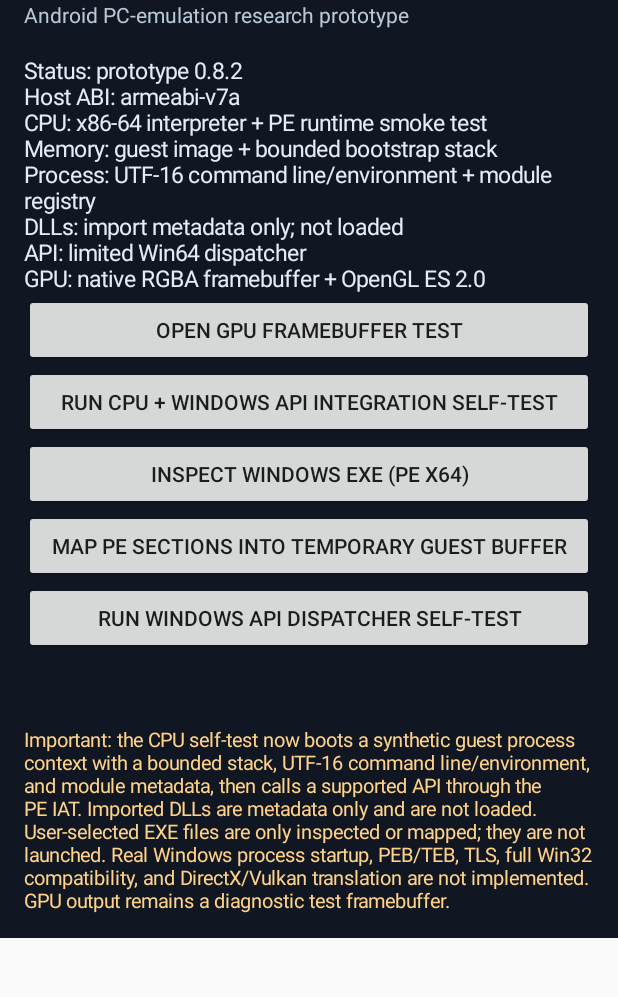
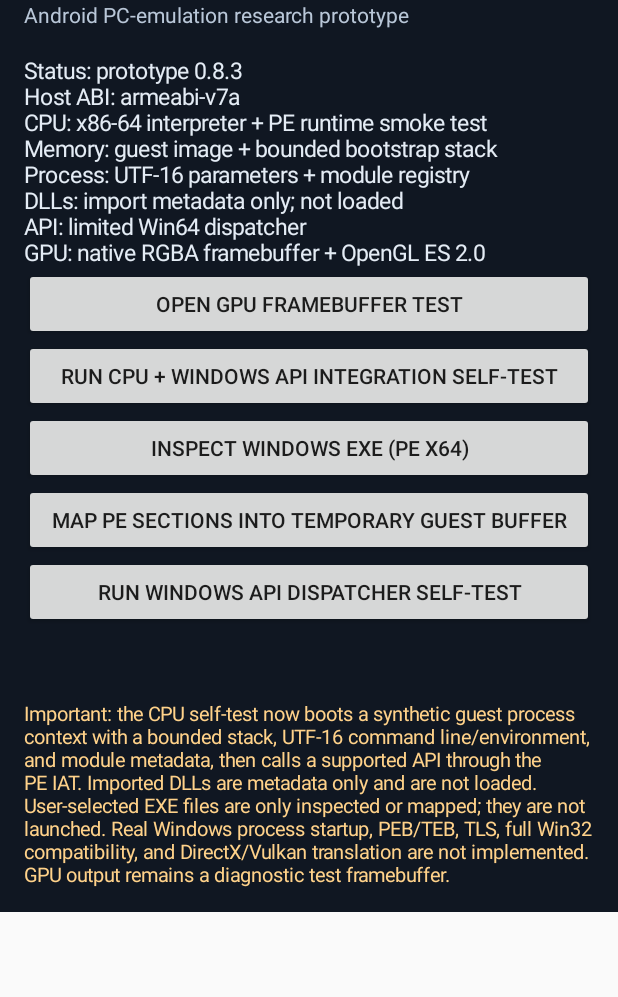
Before and after one commit to suksesjt12-source/AsterPc, an Android app: the screen it shows after launch (MainActivity), on a phone screen of 412 x 824 dp, the part 85-1082 px from its top. Run offline under Robolectric (Android 15) with nearby library versions, the phone set to English and light mode, and no system bars; 1 statement that could not run was skipped.

Commit message:
Update AsterPC prototype status to 0.8.3

```diff
--- a/app/src/main/java/com/asterpc/MainActivity.java
+++ b/app/src/main/java/com/asterpc/MainActivity.java
@@ -52,8 +52,8 @@ public class MainActivity extends Activity {
         root.addView(subtitle);
 
         TextView status = new TextView(this);
-        status.setText("\nStatus: prototype 0.8.2\nHost ABI: " + android.os.Build.SUPPORTED_ABIS[0]
-                + "\nCPU: x86-64 interpreter + PE runtime smoke test\nMemory: guest image + bounded bootstrap stack\nProcess: UTF-16 command line/environment + module registry\nDLLs: import metadata only; not loaded\nAPI: limited Win64 dispatcher\nGPU: native RGBA framebuffer + OpenGL ES 2.0");
+        status.setText("\nStatus: prototype 0.8.3\nHost ABI: " + android.os.Build.SUPPORTED_ABIS[0]
+                + "\nCPU: x86-64 interpreter + PE runtime smoke test\nMemory: guest image + bounded bootstrap stack\nProcess: UTF-16 parameters + module registry\nDLLs: import metadata only; not loaded\nAPI: limited Win64 dispatcher\nGPU: native RGBA framebuffer + OpenGL ES 2.0");
         status.setTextColor(0xFFE4ECF5);
         status.setTextSize(15);
         root.addView(status);
```
